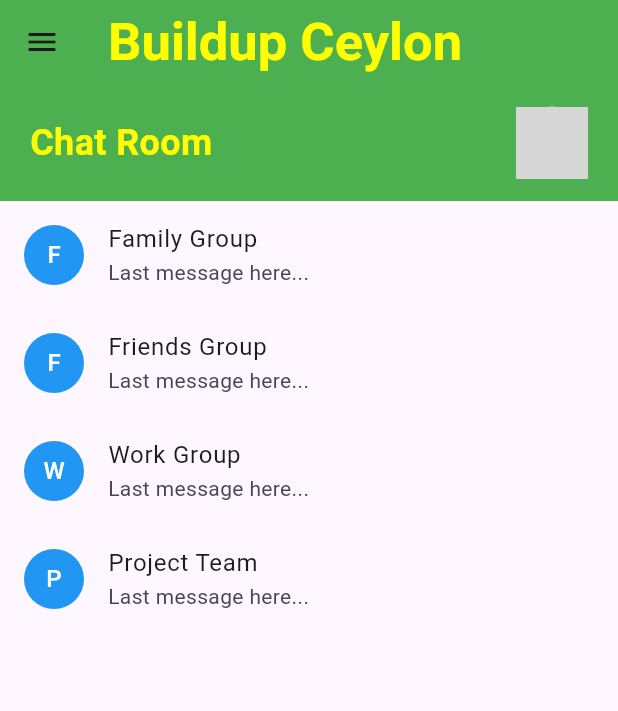
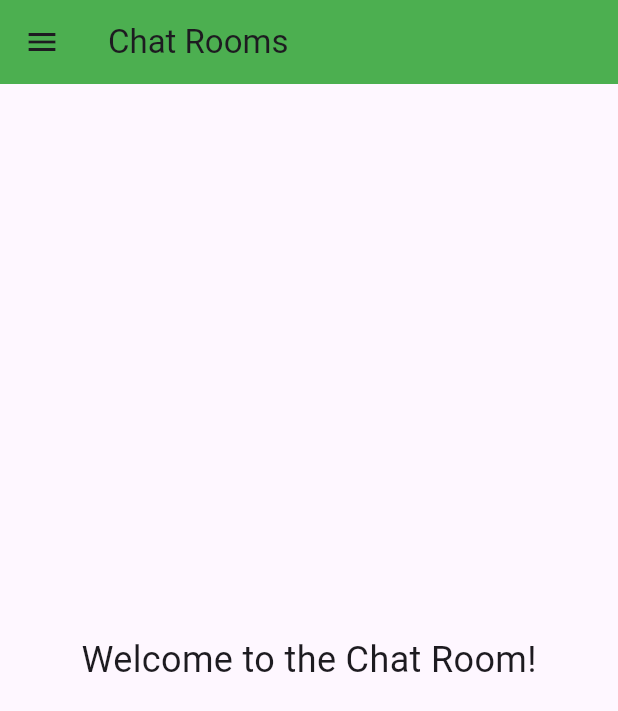
Before and after one commit to Kavishka-Ranasinghe/Buildsphere-Mobile-App, a Flutter app: the ChatRoomsScreen screen opened directly, on a phone screen of 412 x 824 dp. Shown: the top 711 px of the screen. Run offline on Flutter 3.47's test engine with Material 3 defaults, Android fonts, the light colour scheme and no system bars; our stand-ins replace image_picker, shared_preferences; accounts and stored records are empty; grey boxes are pictures that could not be loaded.

```diff
--- a/lib/c_item_shopping.dart
+++ b/lib/c_item_shopping.dart
@@ -8,7 +8,7 @@ class ItemShoppingScreen extends StatelessWidget {
 
   Future<void> _searchItem(String query) async {
     // Daraz search URL
-    final darazUrl = 'https://www.daraz.lk/catalog/?spm=a2a0e.tm80335410.search.d_go&q=$query';
+    final darazUrl = 'https://www.daraz.lk/catalog/?spm=a2a0e.tm80335410.search.d_go&q=$query.';
 
     // Check if the URL can be launched
     if (await canLaunchUrl(Uri.parse(darazUrl))) {
--- a/lib/chat_room.dart
+++ b/lib/chat_room.dart
@@ -1,5 +1,4 @@
 import 'package:flutter/material.dart';
-import 'profile.dart';
 import 'app_drawer.dart';
 
 class ChatRoomsScreen extends StatelessWidget {
@@ -7,88 +6,17 @@ class ChatRoomsScreen extends StatelessWidget {
 
   @override
   Widget build(BuildContext context) {
-    // Define groupChats inside the build method
-    final List<String> groupChats = [
-      'Family Group',
-      'Friends Group',
-      'Work Group',
-      'Project Team',
-    ];
-
     return Scaffold(
       appBar: AppBar(
-        title: const Text(
-          'Buildup Ceylon',
-          style: TextStyle(
-            fontSize: 35,
-            fontWeight: FontWeight.bold,
-            color: Colors.yellowAccent,
-          ),
-        ),
+        title: const Text('Chat Rooms'),
         backgroundColor: Colors.green,
       ),
-      drawer: const AppDrawer(), // Use the reusable AppDrawer here
-      body: Column(
-        children: [
-          Container(
-            color: Colors.green,
-            padding: const EdgeInsets.symmetric(horizontal: 20, vertical: 15),
-            child: Row(
-              children: [
-                const Expanded(
-                  child: Column(
-                    crossAxisAlignment: CrossAxisAlignment.start,
-                    children: [
-                      Text(
-                        'Chat Room',
-                        style: TextStyle(
-                          fontSize: 24,
-                          fontWeight: FontWeight.bold,
-                          color: Colors.yellowAccent,
-                        ),
-                      ),
-                    ],
-                  ),
-                ),
-                GestureDetector(
-                  onTap: () {
-                    Navigator.push(
-                      context,
-                      MaterialPageRoute(builder: (context) => const ProfileScreen()),
-                    );
-                  },
-                  child: const CircleAvatar(
-                    backgroundImage: AssetImage('assets/images/profile.gif'),
-                    radius: 24,
-                  ),
-                ),
-              ],
-            ),
-          ),
-          Expanded(
-            child: ListView.builder(
-              itemCount: groupChats.length,
-              itemBuilder: (context, index) {
-                return ListTile(
-                  leading: CircleAvatar(
-                    backgroundColor: Colors.blue,
-                    child: Text(
-                      groupChats[index][0],
-                      style: const TextStyle(color: Colors.white),
-                    ),
-                  ),
-                  title: Text(groupChats[index]),
-                  subtitle: const Text('Last message here...'),
-                  onTap: () {
-                    ScaffoldMessenger.of(context).showSnackBar(
-                      SnackBar(content: Text("Opening ${groupChats[index]}")),
-                    );
-                  },
-                );
-              },
-            ),
-          ),
-        ],
+      drawer: const AppDrawer(), // Add the AppDrawer here
+      body: Center(
+        child: const Text(
+          'Welcome to the Chat Room!',
+          style: TextStyle(fontSize: 24),
+        ),
       ),
     );
   }
--- a/lib/dashboard_item.dart
+++ b/lib/dashboard_item.dart
@@ -4,17 +4,21 @@ class DashboardItem extends StatelessWidget {
   final IconData icon;
   final String label;
   final Color color;
+  final VoidCallback onTap; // New callback for handling taps
 
   const DashboardItem({
     super.key,
     required this.icon,
     required this.label,
     required this.color,
+    required this.onTap, // Initialize the onTap callback
   });
 
   @override
   Widget build(BuildContext context) {
-    return Container(
+    return GestureDetector( // Makes the entire item clickable
+      onTap: onTap, // Handles the tap action
+      child: Container(
         decoration: BoxDecoration(
           color: Colors.white,
           borderRadius: BorderRadius.circular(12),
@@ -26,6 +30,7 @@ class DashboardItem extends StatelessWidget {
             ),
           ],
         ),
+        padding: const EdgeInsets.all(16), // Adjust padding for better layout
         child: Column(
           mainAxisAlignment: MainAxisAlignment.center,
           children: [
@@ -33,9 +38,13 @@ class DashboardItem extends StatelessWidget {
             const SizedBox(height: 10),
             Text(
               label,
-            style: const TextStyle(fontSize: 16, fontWeight: FontWeight.bold),
+              style: const TextStyle(
+                fontSize: 16,
+                fontWeight: FontWeight.bold,
+              ),
             ),
           ],
+        ),
       ),
     );
   }
```
Also changed, not shown: lib/join_room.dart (added, +79 -0 lines), lib/room_section.dart (+12 -3 lines). Lines whose indentation alone changed are shown as unchanged.
